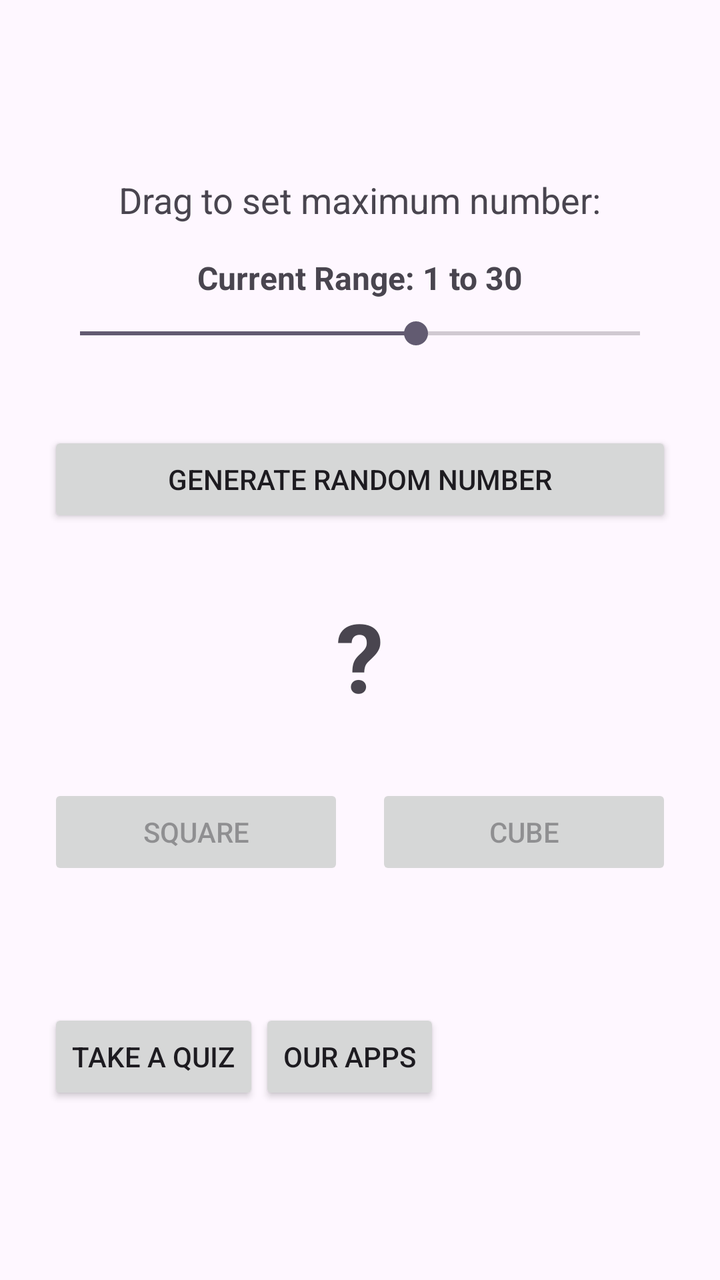
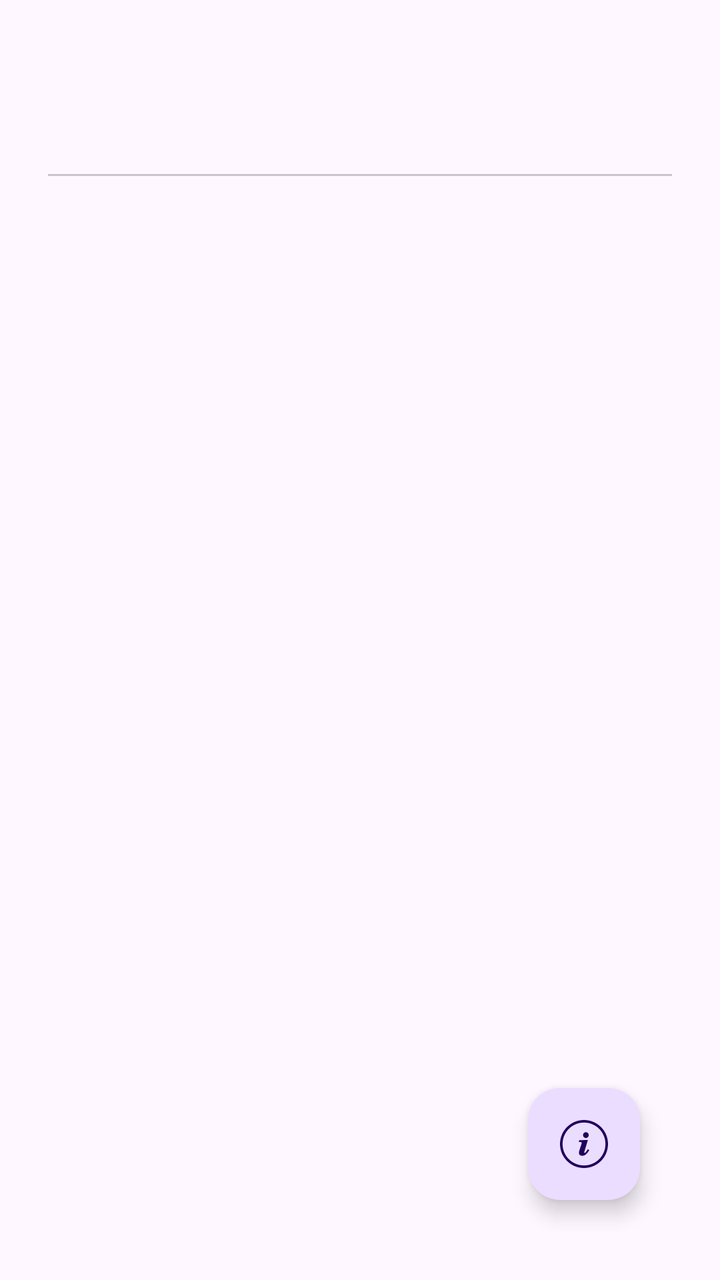

Screens rendered from an Android XML layout before and after an edit, with the pre-edit source and the edit as a unified diff.
<!-- AndroidManifest.xml: application theme Theme.SCPractice -->
<!-- res/layout/activity_main.xml -->
<?xml version="1.0" encoding="utf-8"?>
<LinearLayout xmlns:android="http://schemas.android.com/apk/res/android"
    xmlns:tools="http://schemas.android.com/tools"
    android:id="@+id/main"
    android:layout_width="match_parent"
    android:layout_height="match_parent"
    android:gravity="center"
    android:orientation="vertical"
    android:padding="24dp"
    tools:context=".MainActivity">

    <TextView
        android:layout_width="wrap_content"
        android:layout_height="wrap_content"
        android:layout_marginBottom="16dp"
        android:text="Drag to set maximum number:"
        android:textSize="18sp" />

    
    <TextView
        android:id="@+id/tvRangeLabel"
        android:layout_width="wrap_content"
        android:layout_height="wrap_content"
        android:layout_marginBottom="8dp"
        android:text="Current Range: 1 to 30"
        android:textSize="16sp"
        android:textStyle="bold" />

    <SeekBar
        android:id="@+id/seekBarMax"
        android:layout_width="match_parent"
        android:layout_height="wrap_content"
        android:layout_marginBottom="24dp"
        android:max="50"
        android:progress="30" />

    <androidx.appcompat.widget.AppCompatButton
        android:id="@+id/btnGenerate"
        android:layout_width="match_parent"
        android:layout_height="wrap_content"
        android:layout_marginTop="16dp"
        android:text="Generate Random Number" />

    <TextView
        android:id="@+id/tvRandomNumber"
        android:layout_width="wrap_content"
        android:layout_height="wrap_content"
        android:layout_marginTop="32dp"
        android:layout_marginBottom="32dp"
        android:text="?"
        android:textSize="48sp"
        android:textStyle="bold" />

    <LinearLayout
        android:layout_width="match_parent"
        android:layout_height="wrap_content"
        android:gravity="center"
        android:orientation="horizontal">

        <androidx.appcompat.widget.AppCompatButton
            android:id="@+id/btnSquare"
            android:layout_width="0dp"
            android:layout_height="wrap_content"
            android:layout_marginEnd="8dp"
            android:layout_weight="1"
            android:enabled="false"
            android:text="Square" />

        <androidx.appcompat.widget.AppCompatButton
            android:id="@+id/btnCube"
            android:layout_width="0dp"
            android:layout_height="wrap_content"
            android:layout_marginStart="8dp"
            android:layout_weight="1"
            android:enabled="false"
            android:text="Cube" />
    </LinearLayout>

    <TextView
        android:id="@+id/tvResult"
        android:layout_width="wrap_content"
        android:layout_height="wrap_content"
        android:layout_marginTop="32dp"
        android:text=""
        android:textAlignment="center"
        android:textColor="#FF0000"
        android:textSize="24sp" />

    <LinearLayout
        android:layout_width="match_parent"
        android:layout_height="wrap_content">

        <androidx.appcompat.widget.AppCompatButton
            android:id="@+id/btnQuiz"
            android:layout_width="wrap_content"
            android:layout_height="wrap_content"
            android:text="take a Quiz" />

        <androidx.appcompat.widget.AppCompatButton
            android:id="@+id/btnOnlineQuiz"
            android:layout_width="wrap_content"
            android:layout_height="wrap_content"
            android:text="Our Apps" />

    </LinearLayout>

</LinearLayout>
<!-- resources referenced by this layout -->
<resources>
  <style name="Theme.SCPractice" parent="Base.Theme.SCPractice" />
  <style name="Base.Theme.SCPractice" parent="Theme.Material3.DayNight.NoActionBar">
          
          
      </style>
</resources>

<!-- the commit's change to res/layout/activity_main.xml (unified diff, before → after) -->
@@ -1,107 +1,38 @@
 <?xml version="1.0" encoding="utf-8"?>
-<LinearLayout xmlns:android="http://schemas.android.com/apk/res/android"
+<FrameLayout xmlns:android="http://schemas.android.com/apk/res/android"
     xmlns:tools="http://schemas.android.com/tools"
     android:id="@+id/main"
     android:layout_width="match_parent"
     android:layout_height="match_parent"
-    android:gravity="center"
-    android:orientation="vertical"
     android:padding="24dp"
     tools:context=".MainActivity">
 
-    <TextView
-        android:layout_width="wrap_content"
-        android:layout_height="wrap_content"
-        android:layout_marginBottom="16dp"
-        android:text="Drag to set maximum number:"
-        android:textSize="18sp" />
-
-    
-    <TextView
-        android:id="@+id/tvRangeLabel"
-        android:layout_width="wrap_content"
-        android:layout_height="wrap_content"
-        android:layout_marginBottom="8dp"
-        android:text="Current Range: 1 to 30"
-        android:textSize="16sp"
-        android:textStyle="bold" />
-
-    <SeekBar
-        android:id="@+id/seekBarMax"
-        android:layout_width="match_parent"
-        android:layout_height="wrap_content"
-        android:layout_marginBottom="24dp"
-        android:max="50"
-        android:progress="30" />
-
-    <androidx.appcompat.widget.AppCompatButton
-        android:id="@+id/btnGenerate"
-        android:layout_width="match_parent"
-        android:layout_height="wrap_content"
-        android:layout_marginTop="16dp"
-        android:text="Generate Random Number" />
-
-    <TextView
-        android:id="@+id/tvRandomNumber"
-        android:layout_width="wrap_content"
-        android:layout_height="wrap_content"
-        android:layout_marginTop="32dp"
-        android:layout_marginBottom="32dp"
-        android:text="?"
-        android:textSize="48sp"
-        android:textStyle="bold" />
-
     <LinearLayout
         android:layout_width="match_parent"
-        android:layout_height="wrap_content"
-        android:gravity="center"
-        android:orientation="horizontal">
+        android:layout_height="match_parent"
+        android:orientation="vertical">
 
-        <androidx.appcompat.widget.AppCompatButton
-            android:id="@+id/btnSquare"
-            android:layout_width="0dp"
-            android:layout_height="wrap_content"
-            android:layout_marginEnd="8dp"
-            android:layout_weight="1"
-            android:enabled="false"
-            android:text="Square" />
+        <com.google.android.material.tabs.TabLayout
+            android:id="@+id/tab"
+            android:layout_width="match_parent"
+            android:layout_height="?attr/actionBarSize" />
 
-        <androidx.appcompat.widget.AppCompatButton
-            android:id="@+id/btnCube"
-            android:layout_width="0dp"
-            android:layout_height="wrap_content"
-            android:layout_marginStart="8dp"
-            android:layout_weight="1"
-            android:enabled="false"
-            android:text="Cube" />
-    </LinearLayout>
-
-    <TextView
-        android:id="@+id/tvResult"
-        android:layout_width="wrap_content"
-        android:layout_height="wrap_content"
-        android:layout_marginTop="32dp"
-        android:text=""
-        android:textAlignment="center"
-        android:textColor="#FF0000"
-        android:textSize="24sp" />
-
-    <LinearLayout
-        android:layout_width="match_parent"
-        android:layout_height="wrap_content">
-
-        <androidx.appcompat.widget.AppCompatButton
-            android:id="@+id/btnQuiz"
-            android:layout_width="wrap_content"
-            android:layout_height="wrap_content"
-            android:text="take a Quiz" />
-
-        <androidx.appcompat.widget.AppCompatButton
-            android:id="@+id/btnOnlineQuiz"
-            android:layout_width="wrap_content"
-            android:layout_height="wrap_content"
-            android:text="Our Apps" />
+        <androidx.viewpager2.widget.ViewPager2
+            android:id="@+id/viewPager"
+            android:layout_width="match_parent"
+            android:layout_height="0dp"
+            android:layout_weight="1" />
 
     </LinearLayout>
 
-</LinearLayout>
+    <com.google.android.material.floatingactionbutton.FloatingActionButton
+        android:id="@+id/btnAboutUs"
+        android:layout_width="wrap_content"
+        android:layout_height="wrap_content"
+        android:layout_gravity="bottom|end"
+        android:layout_margin="16dp"
+        android:contentDescription="About Us"
+        android:elevation="8dp"
+        android:src="@drawable/more_info_icon" />
+
+</FrameLayout>
<!-- resource entries referenced after the edit -->
@@ -1,5 +1,6 @@
 <!-- resources referenced by this layout -->
 <resources>
+  <!-- drawable more_info_icon: vector/xml drawable (drawable, 2077 chars, omitted) -->
   <style name="Theme.SCPractice" parent="Base.Theme.SCPractice" />
   <style name="Base.Theme.SCPractice" parent="Theme.Material3.DayNight.NoActionBar">
           
